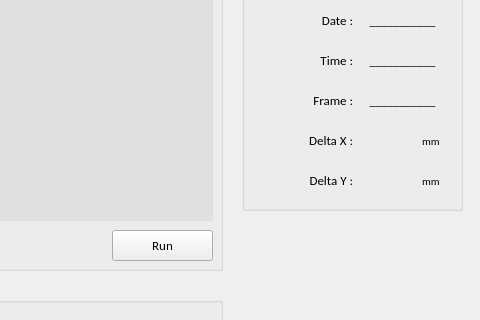
Old version of the form main.ui in the repository doraduan12/Speckle_Tracking; both pictures show x 218 to 698 and y 150 to 470 of the 698 by 693 pixel window.
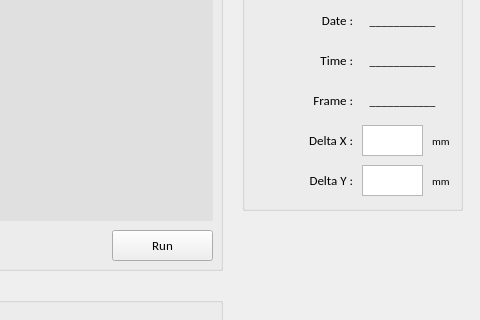
New version of the form.

Patch:
```diff
--- a/main.ui
+++ b/main.ui
@@ -130,18 +130,19 @@
      <property name="geometry">
       <rect>
        <x>120</x>
-       <y>230</y>
-       <width>51</width>
-       <height>21</height>
+       <y>225</y>
+       <width>61</width>
+       <height>31</height>
       </rect>
      </property>
      <property name="font">
       <font>
-       <pointsize>8</pointsize>
+       <family>Calibri</family>
+       <pointsize>9</pointsize>
       </font>
      </property>
      <property name="styleSheet">
-      <string notr="true">background-color: rgba(255, 255, 255, 0);</string>
+      <string notr="true"/>
      </property>
      <property name="inputMethodHints">
       <set>Qt::ImhMultiLine</set>
@@ -179,18 +180,19 @@
      <property name="geometry">
       <rect>
        <x>120</x>
-       <y>270</y>
-       <width>51</width>
-       <height>21</height>
+       <y>265</y>
+       <width>61</width>
+       <height>31</height>
       </rect>
      </property>
      <property name="font">
       <font>
-       <pointsize>8</pointsize>
+       <family>Calibri</family>
+       <pointsize>9</pointsize>
       </font>
      </property>
      <property name="styleSheet">
-      <string notr="true">background-color: rgba(255, 255, 255, 0);</string>
+      <string notr="true"/>
      </property>
      <property name="inputMethodHints">
       <set>Qt::ImhMultiLine</set>
@@ -410,7 +412,7 @@
     <widget class="QLabel" name="label_mm1">
      <property name="geometry">
       <rect>
-       <x>180</x>
+       <x>190</x>
        <y>230</y>
        <width>31</width>
        <height>21</height>
@@ -434,7 +436,7 @@
     <widget class="QLabel" name="label_mm2">
      <property name="geometry">
       <rect>
-       <x>180</x>
+       <x>190</x>
        <y>270</y>
        <width>31</width>
        <height>21</height>
```
